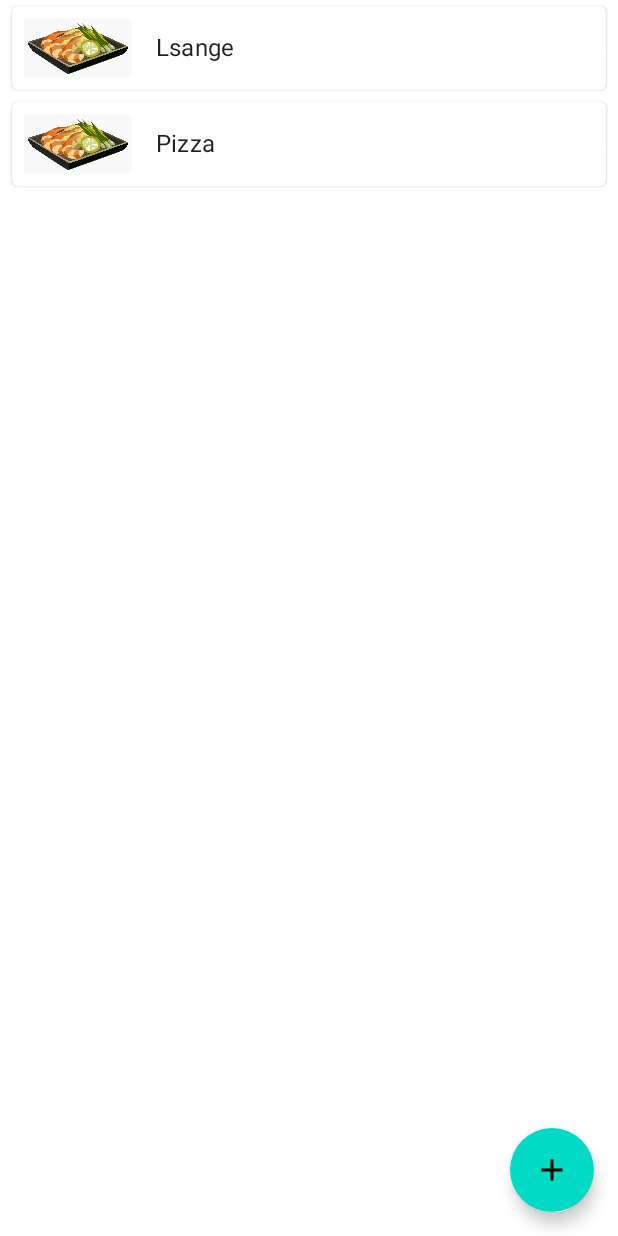
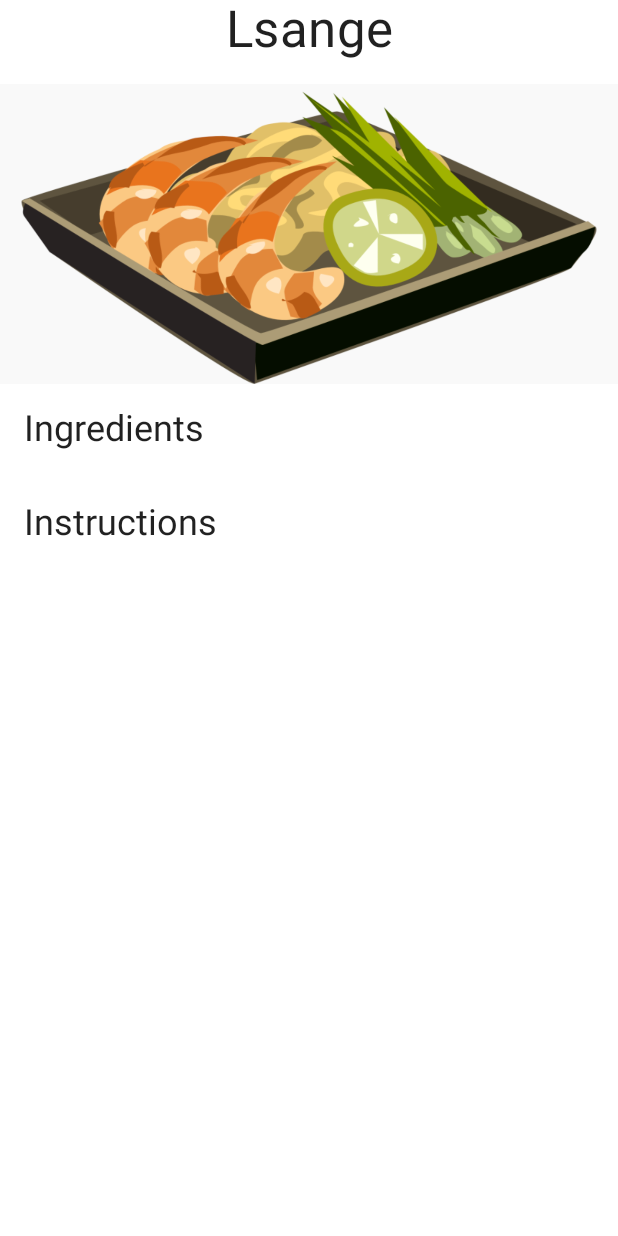
Before and after one commit to johangaw/nom-nom, an Android app built with Jetpack Compose: the screen it shows after launch (MainActivity), after a tap on "Lsange", on a phone screen of 412 x 824 dp. Run offline under Robolectric (Android 15) with nearby library versions, the light colour scheme and no system bars; pictures from the network do not load.

Commit message:
Add show route for Recipes

```diff
--- a/app/src/main/java/com/example/eatyeaty/ui/App.kt
+++ b/app/src/main/java/com/example/eatyeaty/ui/App.kt
@@ -7,13 +7,14 @@ import androidx.navigation.compose.rememberNavController
 import com.example.eatyeaty.repositories.ImageLoader
 import com.example.eatyeaty.repositories.Recipe
 import com.example.eatyeaty.ui.screen.CreateRecipeScreen
+import com.example.eatyeaty.ui.screen.ShowRecipeScreen
 import com.example.eatyeaty.ui.theme.EatyEatyTheme
-import com.example.eatyeaty.ui.theme.EditRecipe
 import kotlinx.coroutines.launch
 
 abstract class Route(val route: String) {
     class List: Route("list")
     class Create: Route("create")
+    class Show: Route("show")
 }
 
 
@@ -40,7 +41,8 @@ fun App(
                         // TODO: Navigate til show screen
                     },
                     onRecipeSelect = {
-                        // TODO: Navigate til edit screen
+                        setRecipe(it)
+                        controller.navigate(Route.Show().route)
                     })
 
                 if (showDialog)
@@ -64,7 +66,7 @@ fun App(
                                         url = it.url
                                     )
                                 )
-                                controller.navigate("create")
+                                controller.navigate(Route.Create().route)
                             }
                         }
                     )
@@ -77,6 +79,13 @@ fun App(
                     onCreateClick = {}
                 )
             }
+
+            composable(Route.Show().route) {
+                ShowRecipeScreen(
+                    recipe = recipe,
+                    openUrl = { TODO("Trigger intent to open url") }
+                )
+            }
         }
     }
 }
--- a/app/src/main/java/com/example/eatyeaty/ui/ImageWithPlaceholder.kt
+++ b/app/src/main/java/com/example/eatyeaty/ui/ImageWithPlaceholder.kt
@@ -6,6 +6,7 @@ import androidx.compose.runtime.Composable
 import androidx.compose.ui.Modifier
 import androidx.compose.ui.graphics.asImageBitmap
 import androidx.compose.ui.graphics.painter.Painter
+import androidx.compose.ui.layout.ContentScale
 
 @Composable
 fun ImageWithPlaceholder(
@@ -18,12 +19,14 @@ fun ImageWithPlaceholder(
             modifier = modifier,
             bitmap = image.asImageBitmap(),
             contentDescription = "",
+            contentScale = ContentScale.FillWidth,
         )
     } else {
         Image(
             modifier = modifier,
             painter = placeholder,
             contentDescription = "",
+            contentScale = ContentScale.FillWidth,
         )
     }
 }
--- a/app/src/main/java/com/example/eatyeaty/ui/RecipeList.kt
+++ b/app/src/main/java/com/example/eatyeaty/ui/RecipeList.kt
@@ -42,6 +42,7 @@ fun RecipeList(
                     verticalAlignment = Alignment.CenterVertically
                 ) {
                     ImageWithPlaceholder(
+                        modifier = Modifier.width(100.dp),
                         image = it.image,
                         placeholder = painterResource(R.drawable.recipe_placeholder)
                     )
--- /dev/null
+++ b/app/src/main/java/com/example/eatyeaty/ui/ShowRecipe.kt
@@ -0,0 +1,95 @@
+package com.example.eatyeaty.ui
+
+import androidx.compose.foundation.layout.*
+import androidx.compose.material.MaterialTheme
+import androidx.compose.material.Text
+import androidx.compose.material.TextButton
+import androidx.compose.runtime.Composable
+import androidx.compose.ui.Modifier
+import androidx.compose.ui.res.painterResource
+import androidx.compose.ui.text.style.TextAlign
+import androidx.compose.ui.tooling.preview.Preview
+import androidx.compose.ui.unit.dp
+import com.example.eatyeaty.R
+import com.example.eatyeaty.repositories.Recipe
+import com.example.eatyeaty.ui.screen.ShowRecipeScreen
+
+@Composable
+fun ShowRecipe(
+    recipe: Recipe,
+    openUrl: (url: String) -> Unit
+) {
+    val horizontalPadding = 16.dp
+    Column {
+        Text(
+            modifier = Modifier
+                .fillMaxWidth()
+                .padding(horizontal = horizontalPadding),
+            text = recipe.title,
+            style = MaterialTheme.typography.h4,
+            textAlign = TextAlign.Center
+        )
+
+        Spacer(modifier = Modifier.height(16.dp))
+
+        ImageWithPlaceholder(
+            modifier = Modifier
+                .height(200.dp)
+                .fillMaxWidth(),
+            image = recipe.image,
+            placeholder = painterResource(R.drawable.recipe_placeholder)
+        )
+
+        Spacer(modifier = Modifier.height(16.dp))
+
+        Column(Modifier.padding(horizontal = horizontalPadding)) {
+            Text(text = "Ingredients", style = MaterialTheme.typography.h5)
+            Text(text = recipe.ingredients.joinToString("\n"))
+
+            Spacer(modifier = Modifier.height(16.dp))
+
+            Text(text = "Instructions", style = MaterialTheme.typography.h5)
+            Text(text = recipe.instructions.joinToString("\n"))
+
+            Spacer(modifier = Modifier.height(16.dp))
+
+            if (recipe.url.isNotEmpty()) {
+                TextButton(
+                    onClick = { openUrl(recipe.url) },
+                ) {
+                    Text(text = "Original Recipe", style = MaterialTheme.typography.caption)
+                }
+                Spacer(modifier = Modifier.height(16.dp))
+            }
+        }
+    }
+}
+
+@Preview(showBackground = true, heightDp = 1000)
+@Composable
+fun ShowRecipePreview() {
+    ShowRecipe(
+        recipe = Recipe(
+            title = "Salty caramel cheesecake på kladdkakebotten",
+            ingredients = listOf(
+                "Kladdkakabotten",
+                "2 ägg",
+                "1 dl strösocker",
+                "100 g smör",
+                "1 dl vetemjöl",
+                "0,75 dl kakao (av bra kvalitet)",
+                "1 msk vaniljsocker",
+            ),
+            instructions = listOf(
+                "Kladdkaka",
+                "Smöra kanterna på en rund springform som är 24 cm i diameter med smör och lägg bakplåtspapper i botten. Smält smöret i en kastrull och låt svalna något. Rör ihop ägg och socker. Blanda ihop vetemjöl kakao och vaniljsocker. Sikta ner i äggsmeten och blanda. Häll i det smälta smöret och rör runt med en slickepott till en fin smet. Häll smeten i springformen och försök att fördela så jämnt som möjligt. Lägg åt sidan.",
+                "",
+                "Salty caramel",
+                "Värm sockret på med medelhög värme i en kastrull. Rör om hela tiden tills allt socker har smält (sockret kommer hårdna och bli till små kristaller men den kommer att smälta, se bara till att sockret ej bränns). Tillsätt smöret och låt allt gå ihop. Häll i grädden och låt koka under omrörning i ca 1-2 minuter eller tills härligt seg rinnande och fin färg. Tillsätt salt och rör om. Låt svalna en stund."
+            ),
+            image = null,
+            url = "https://www.koket.se/salty-caramel-cheesecake-pa-kladdkakebotten"
+        ),
+        openUrl = {}
+    )
+}
--- /dev/null
+++ b/app/src/main/java/com/example/eatyeaty/ui/screen/ShowRecipeScreen.kt
@@ -0,0 +1,24 @@
+package com.example.eatyeaty.ui.screen
+
+import androidx.compose.foundation.rememberScrollState
+import androidx.compose.foundation.verticalScroll
+import androidx.compose.material.Surface
+import androidx.compose.runtime.Composable
+import androidx.compose.ui.Modifier
+import androidx.compose.ui.tooling.preview.Preview
+import com.example.eatyeaty.repositories.Recipe
+import com.example.eatyeaty.ui.ShowRecipe
+
+@Composable
+fun ShowRecipeScreen(
+    recipe: Recipe,
+    openUrl: (url: String) -> Unit,
+) {
+
+    Surface(
+        Modifier.verticalScroll(rememberScrollState())
+    ) {
+        ShowRecipe(recipe, openUrl)
+    }
+
+}
```
